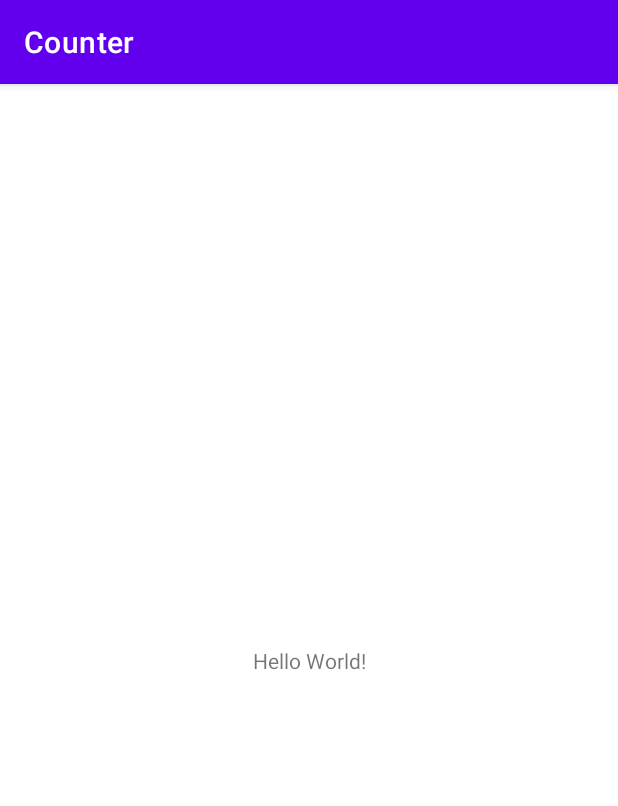
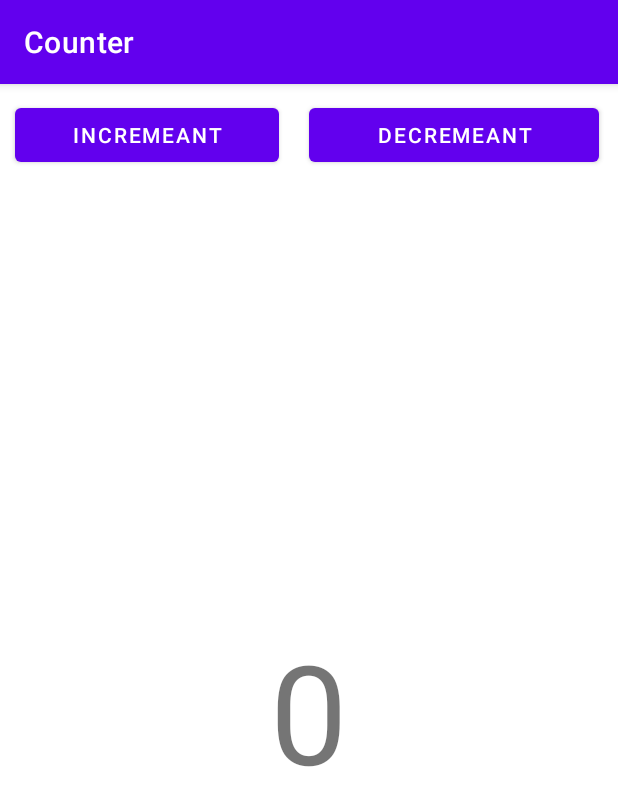
Before and after one commit to MuhammadSaqibShoaib/Counter, an Android app: the screen it shows after launch (MainActivity), on a phone screen of 412 x 824 dp. Shown: the top 806 px of the screen. Run offline under Robolectric (Android 15) with nearby library versions, the phone set to English and light mode, and no system bars.

Commit message:
Buttons and text view added

```diff
--- a/app/src/main/res/layout/activity_main.xml
+++ b/app/src/main/res/layout/activity_main.xml
@@ -1,18 +1,39 @@
 <?xml version="1.0" encoding="utf-8"?>
-<androidx.constraintlayout.widget.ConstraintLayout xmlns:android="http://schemas.android.com/apk/res/android"
+<LinearLayout xmlns:android="http://schemas.android.com/apk/res/android"
     xmlns:app="http://schemas.android.com/apk/res-auto"
     xmlns:tools="http://schemas.android.com/tools"
     android:layout_width="match_parent"
     android:layout_height="match_parent"
+    android:orientation="vertical"
     tools:context=".MainActivity">
 
-    <TextView
+    <LinearLayout
         android:layout_width="wrap_content"
         android:layout_height="wrap_content"
-        android:text="Hello World!"
-        app:layout_constraintBottom_toBottomOf="parent"
-        app:layout_constraintEnd_toEndOf="parent"
-        app:layout_constraintStart_toStartOf="parent"
-        app:layout_constraintTop_toTopOf="parent" />
+        android:orientation="horizontal">
 
-</androidx.constraintlayout.widget.ConstraintLayout>
+        <Button
+            android:layout_width="176dp"
+            android:layout_height="wrap_content"
+            android:layout_margin="10dp"
+            android:text="Incremeant" />
+
+        <Button
+            android:layout_width="193dp"
+            android:layout_height="wrap_content"
+            android:layout_margin="10dp"
+            android:text="Decremeant" />
+    </LinearLayout>
+
+    <TextView
+        android:layout_width="match_parent"
+        android:layout_height="match_parent"
+        android:text="0"
+        android:textSize="92sp"
+        android:gravity="center" />
+
+
+
+
+
+</LinearLayout>
```
